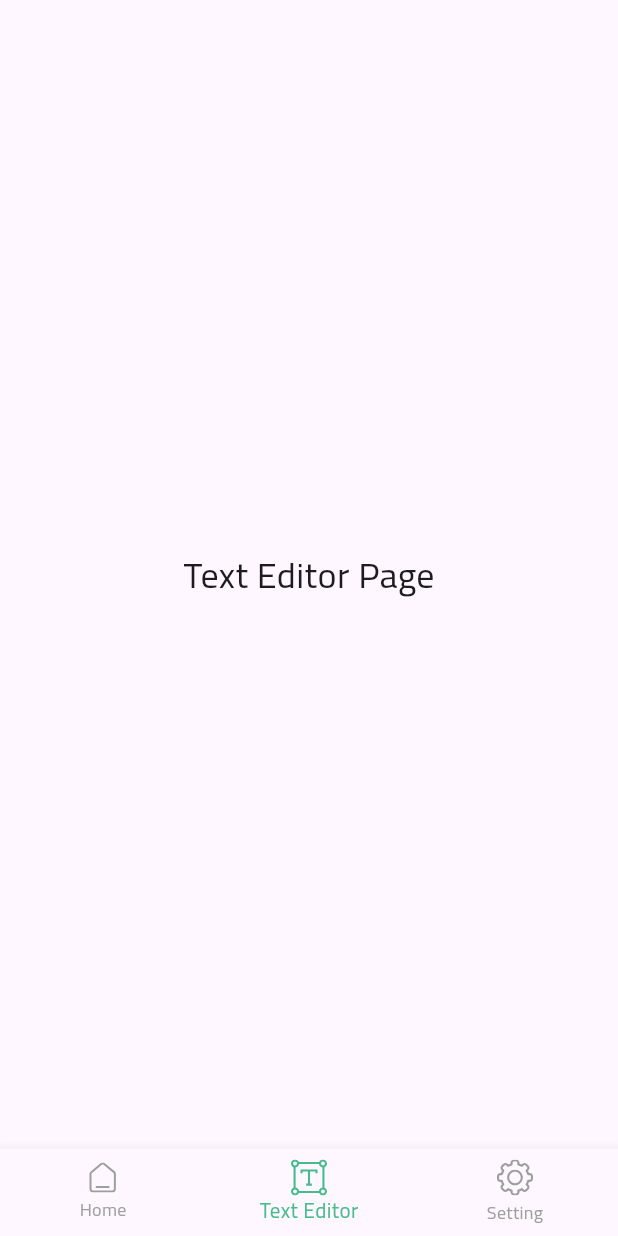
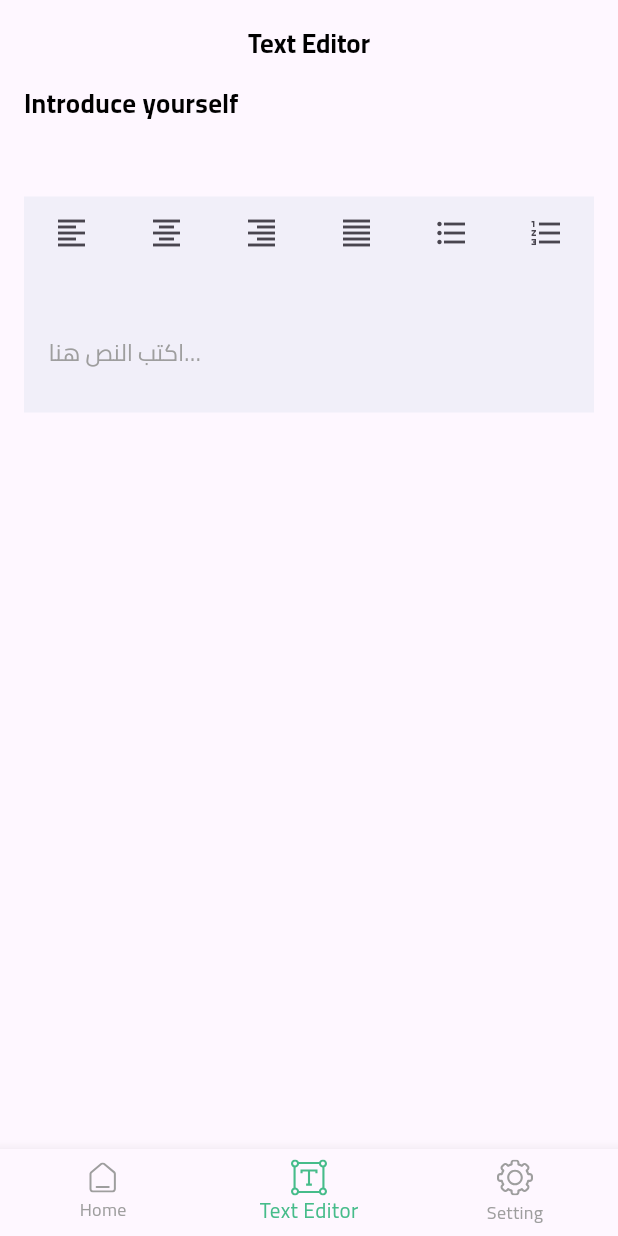
Before and after one commit to abdelrahman3003/digiFly-task, a Flutter app: the screen it shows after launch, swiped to page 2, on a phone screen of 412 x 824 dp. Run offline on Flutter 3.47's test engine with Material 3 defaults, Android fonts, the phone set to English and light mode, and no system bars; our stand-ins replace flutter_screenutil, flutter_svg.

Commit message:
text editor ui is done

```diff
--- a/lib/core/utils/app_style.dart
+++ b/lib/core/utils/app_style.dart
@@ -13,7 +13,11 @@ class AppStyle {
     fontWeight: FontWeight.w700,
     color: Colors.white,
   );
-
+  static TextStyle style16font700black = TextStyle(
+    fontSize: 16.sp,
+    fontWeight: FontWeight.w700,
+    color: Colors.black,
+  );
   static TextStyle style14font500black = TextStyle(
     fontSize: 14.sp,
     fontWeight: FontWeight.w500,
--- a/lib/features/home/home_view.dart
+++ b/lib/features/home/home_view.dart
@@ -1,5 +1,6 @@
 import 'package:digifly/core/utils/app_colors.dart';
-import 'package:digifly/features/home/widget/home_details_view.dart';
+import 'package:digifly/features/home/widget/home_details/home_details_view.dart';
+import 'package:digifly/features/home/widget/text_editor/text_editor_view.dart';
 import 'package:digifly/gen/assets.gen.dart';
 import 'package:flutter/material.dart';
 import 'package:flutter_svg/flutter_svg.dart';
@@ -17,8 +18,7 @@ class _HomeViewState extends State<HomeView> {
 
   final List<Widget> pages = [
     const HomeDetailsView(),
-    const Center(
-        child: Text("Text Editor Page", style: TextStyle(fontSize: 24))),
+    const TextEditorView(),
     const Center(child: Text("Setting Page", style: TextStyle(fontSize: 24))),
   ];
 
--- a/lib/features/home/widget/best_seller_text.dart
+++ b/lib/features/home/widget/home_details/best_seller_text.dart
@@ -2,8 +2,8 @@ import 'package:digifly/gen/assets.gen.dart';
 import 'package:flutter/material.dart';
 import 'package:flutter_svg/svg.dart';
 
-import '../../../core/utils/app_colors.dart';
-import '../../../core/utils/app_style.dart';
+import '../../../../core/utils/app_colors.dart';
+import '../../../../core/utils/app_style.dart';
 
 class BestSellerText extends StatelessWidget {
   const BestSellerText({super.key});
--- a/lib/features/home/widget/profile_list_tile.dart
+++ b/lib/features/home/widget/home_details/profile_list_tile.dart
@@ -1,4 +1,4 @@
-import 'package:digifly/features/home/widget/stack_icon.dart';
+import 'package:digifly/features/home/widget/home_details/stack_icon.dart';
 import 'package:digifly/gen/assets.gen.dart';
 import 'package:flutter/material.dart';
 
--- a/lib/features/home/widget/seller_item.dart
+++ b/lib/features/home/widget/home_details/seller_item.dart
@@ -1,8 +1,8 @@
 import 'package:flutter/material.dart';
 
-import '../../../core/utils/app_colors.dart';
-import '../../../core/utils/app_style.dart';
-import '../../../gen/assets.gen.dart';
+import '../../../../core/utils/app_colors.dart';
+import '../../../../core/utils/app_style.dart';
+import '../../../../gen/assets.gen.dart';
 
 class SellerItem extends StatelessWidget {
   const SellerItem({super.key});
--- a/lib/features/home/widget/stack_icon.dart
+++ b/lib/features/home/widget/home_details/stack_icon.dart
@@ -1,7 +1,7 @@
 import 'package:flutter/material.dart';
 import 'package:flutter_screenutil/flutter_screenutil.dart';
 
-import '../../../core/utils/app_colors.dart';
+import '../../../../core/utils/app_colors.dart';
 
 class StackIcon extends StatelessWidget {
   const StackIcon(
--- /dev/null
+++ b/lib/features/home/widget/text_editor/text_editor_view.dart
@@ -0,0 +1,136 @@
+import 'package:digifly/core/utils/app_style.dart';
+import 'package:flutter/material.dart';
+
+class TextEditorView extends StatefulWidget {
+  const TextEditorView({super.key});
+
+  @override
+  State<TextEditorView> createState() => _TextEditorViewState();
+}
+
+TextAlign textAlign = TextAlign.left;
+TextEditingController textController = TextEditingController();
+
+class _TextEditorViewState extends State<TextEditorView> {
+  @override
+  void dispose() {
+    textController.dispose();
+    super.dispose();
+  }
+
+  void addBulletPoints() {
+    List<String> lines = textController.text.split('\n');
+    String formattedText = lines.map((line) => '• $line').join('\n');
+    setState(() {
+      textController.text = formattedText;
+    });
+  }
+
+  void addNumberedList() {
+    List<String> lines = textController.text.split('\n');
+    String formattedText = lines
+        .asMap()
+        .entries
+        .map((entry) => '${entry.key + 1}. ${entry.value}')
+        .join('\n');
+    setState(() {
+      textController.text = formattedText;
+    });
+  }
+
+  @override
+  Widget build(BuildContext context) {
+    return Scaffold(
+        appBar: AppBar(
+          centerTitle: true,
+          title: Text(
+            "Text Editor",
+            style: AppStyle.style16font700black,
+          ),
+        ),
+        body: Padding(
+          padding: const EdgeInsets.symmetric(horizontal: 16),
+          child: Column(
+            crossAxisAlignment: CrossAxisAlignment.start,
+            children: [
+              Text("Introduce yourself", style: AppStyle.style16font700black),
+              const SizedBox(height: 50),
+              Container(
+                color: const Color(0xffF1EFF9),
+                child: Column(
+                  children: [
+                    Row(
+                      mainAxisAlignment: MainAxisAlignment.spaceAround,
+                      children: [
+                        IconButton(
+                          icon: const Icon(Icons.format_align_left),
+                          onPressed: () {
+                            setState(() {
+                              textAlign = TextAlign.left;
+                            });
+                          },
+                        ),
+                        IconButton(
+                          icon: const Icon(Icons.format_align_center),
+                          onPressed: () {
+                            setState(() {
+                              textAlign = TextAlign.center;
+                            });
+                          },
+                        ),
+                        IconButton(
+                          icon: const Icon(Icons.format_align_right),
+                          onPressed: () {
+                            setState(() {
+                              textAlign = TextAlign.right;
+                            });
+                          },
+                        ),
+                        IconButton(
+                          icon: const Icon(Icons.format_align_justify),
+                          onPressed: () {
+                            setState(() {
+                              textAlign = TextAlign.justify;
+                            });
+                          },
+                        ),
+
+                        IconButton(
+                          icon: const Icon(Icons.format_list_bulleted),
+                          onPressed: addBulletPoints,
+                        ),
+
+                        IconButton(
+                          icon: const Icon(Icons.format_list_numbered),
+                          onPressed: addNumberedList,
+                        ),
+                      ],
+                    ),
+                    const SizedBox(height: 16),
+                    Container(
+                      padding: const EdgeInsets.all(16),
+                      alignment: Alignment.center,
+                      child: TextField(
+                        controller: textController,
+                        textAlign: textAlign,
+                        maxLines: null,
+                        style: AppStyle.style14font700black
+                            .copyWith(fontWeight: FontWeight.w400),
+                        decoration: const InputDecoration(
+                          hintText: 'اكتب النص هنا...',
+                          hintStyle: TextStyle(
+                              color: Colors.grey),
+                          border: InputBorder.none,
+                          contentPadding:
+                              EdgeInsets.zero,
+                        ),
+                      ),
+                    ),
+                  ],
+                ),
+              ),
+            ],
+          ),
+        ));
+  }
+}
```
Also changed, not shown: lib/features/home/widget/home_details/home_details_view.dart (renamed from lib/features/home/widget/home_details_view.dart, +5 -5 lines), lib/features/home/widget/home_details/fly_list.dart (renamed from lib/features/home/widget/fly_list.dart), lib/features/home/widget/home_details/search_bar_home.dart (renamed from lib/features/home/widget/search_bar_home.dart).
